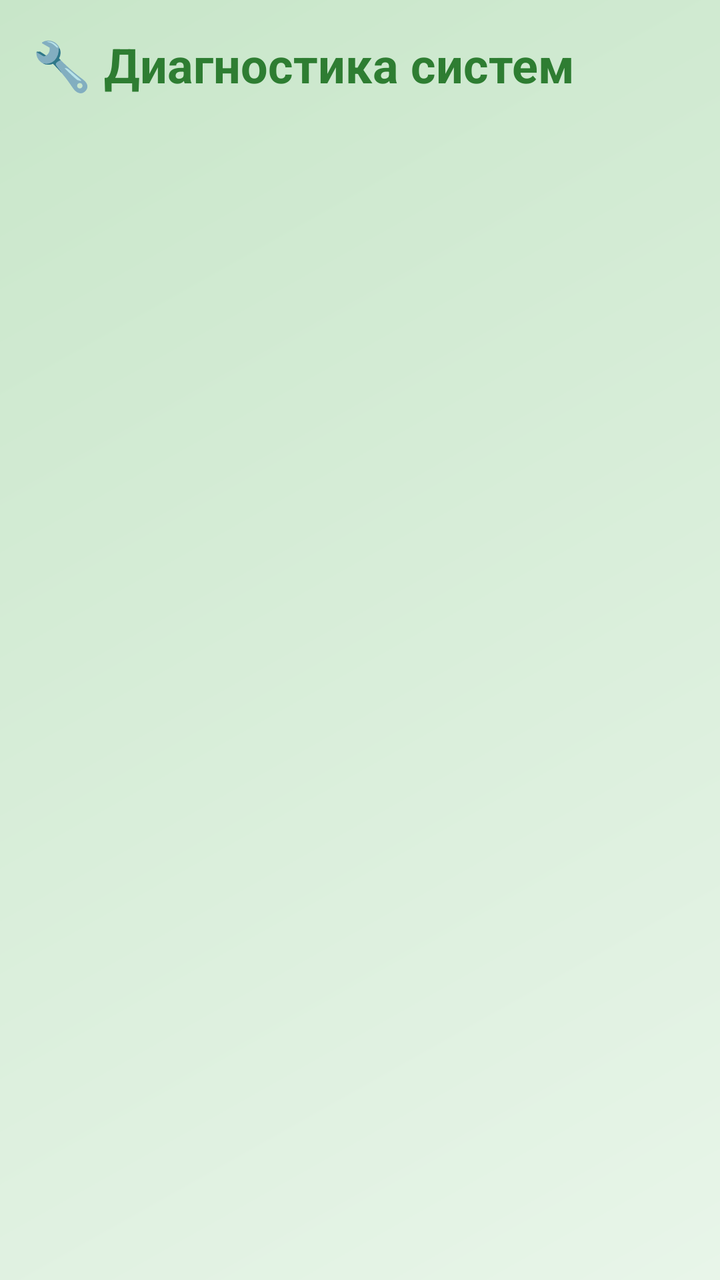
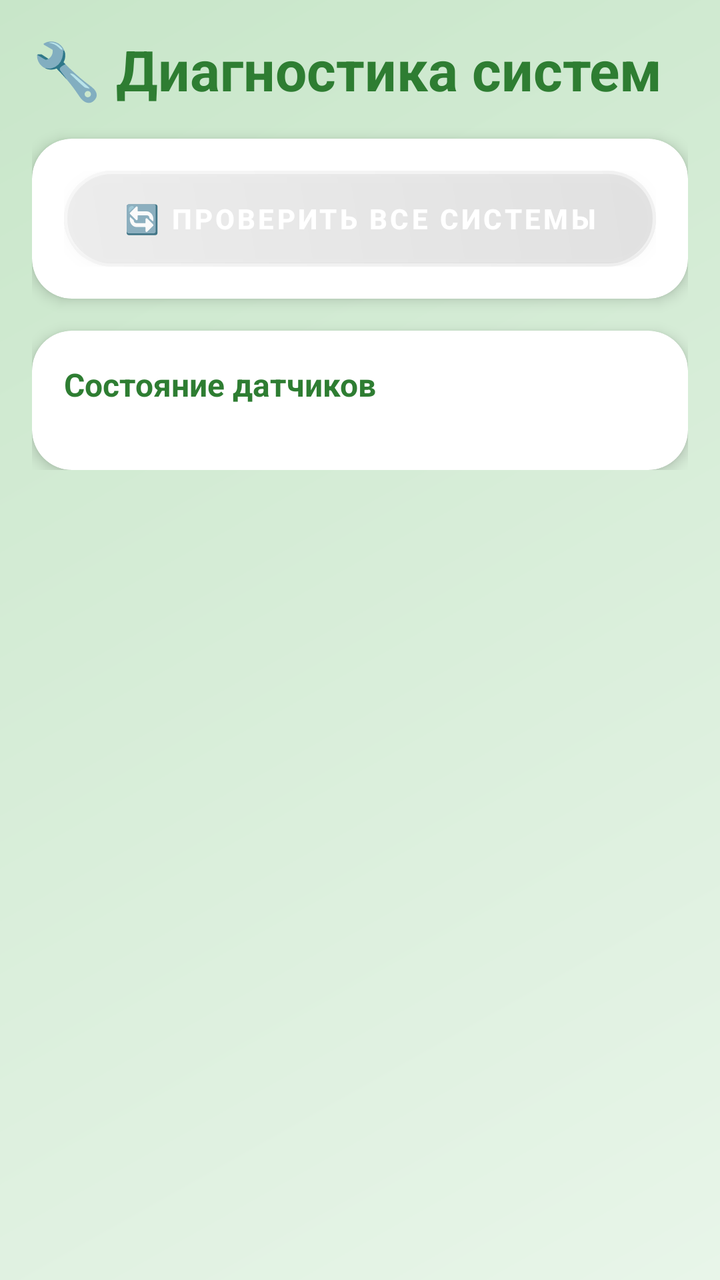

Two renders of the same Android screen: before a commit and after it. Below are the layout's source before the change and the commit's diff.
<!-- AndroidManifest.xml: application theme Theme.SmartCoop -->
<!-- res/layout/fragment_errors.xml -->
<?xml version="1.0" encoding="utf-8"?>
<ScrollView xmlns:android="http://schemas.android.com/apk/res/android"
    xmlns:app="http://schemas.android.com/apk/res-auto"
    android:layout_width="match_parent"
    android:layout_height="match_parent"
    android:background="@drawable/gradient_bg"
    android:padding="16dp">

    <LinearLayout
        android:layout_width="match_parent"
        android:layout_height="wrap_content"
        android:orientation="vertical">

        <TextView
            android:layout_width="wrap_content"
            android:layout_height="wrap_content"
            android:text="🔧 Диагностика систем"
            android:textSize="24sp"
            android:textStyle="bold"
            android:textColor="#2E7D32"
            android:layout_marginBottom="24dp" />

        <LinearLayout
            android:id="@+id/errorsContainer"
            android:layout_width="match_parent"
            android:layout_height="wrap_content"
            android:orientation="vertical" />

    </LinearLayout>
</ScrollView>
<!-- resources referenced by this layout -->
<resources>
  <!-- drawable gradient_bg (drawable) -->
  <?xml version="1.0" encoding="utf-8"?>
  <shape xmlns:android="http://schemas.android.com/apk/res/android">
      <gradient
          android:startColor="#E8F5E9"
          android:endColor="#C8E6C9"
          android:angle="135"/>
  </shape>
  <style name="Theme.SmartCoop" parent="Theme.MaterialComponents.DayNight.NoActionBar">
          <item name="colorPrimary">#4CAF50</item>
          <item name="colorPrimaryVariant">#2E7D32</item>
          <item name="colorOnPrimary">#FFFFFF</item>
          <item name="colorSecondary">#FF9800</item>
          <item name="colorSecondaryVariant">#F57C00</item>
          <item name="colorOnSecondary">#FFFFFF</item>
          <item name="android:windowBackground">@drawable/gradient_bg</item>
          <item name="android:statusBarColor">#2E7D32</item>
      </style>
</resources>

<!-- the commit's change to res/layout/fragment_errors.xml (unified diff, before → after) -->
@@ -15,16 +15,73 @@
             android:layout_width="wrap_content"
             android:layout_height="wrap_content"
             android:text="🔧 Диагностика систем"
-            android:textSize="24sp"
+            android:textSize="28sp"
             android:textStyle="bold"
             android:textColor="#2E7D32"
-            android:layout_marginBottom="24dp" />
+            android:layout_marginBottom="16dp" />
 
-        <LinearLayout
-            android:id="@+id/errorsContainer"
+        
+        <androidx.cardview.widget.CardView
             android:layout_width="match_parent"
             android:layout_height="wrap_content"
-            android:orientation="vertical" />
+            app:cardCornerRadius="20dp"
+            app:cardElevation="4dp"
+            android:layout_marginBottom="16dp"
+            android:background="#FFFFFF">
+
+            <LinearLayout
+                android:layout_width="match_parent"
+                android:layout_height="wrap_content"
+                android:orientation="vertical"
+                android:padding="16dp">
+
+                <Button
+                    android:id="@+id/checkAllBtn"
+                    android:layout_width="match_parent"
+                    android:layout_height="48dp"
+                    android:text="🔄 Проверить все системы"
+                    android:textSize="14sp"
+                    android:textStyle="bold"
+                    android:textColor="#FFFFFF"
+                    android:background="@drawable/btn_glass"
+                    android:stateListAnimator="@null"
+                    android:elevation="4dp"
+                    android:letterSpacing="0.1" />
+
+            </LinearLayout>
+        </androidx.cardview.widget.CardView>
+
+        
+        <androidx.cardview.widget.CardView
+            android:layout_width="match_parent"
+            android:layout_height="wrap_content"
+            app:cardCornerRadius="20dp"
+            app:cardElevation="4dp"
+            android:background="#FFFFFF">
+
+            <LinearLayout
+                android:layout_width="match_parent"
+                android:layout_height="wrap_content"
+                android:orientation="vertical"
+                android:padding="16dp">
+
+                <TextView
+                    android:layout_width="wrap_content"
+                    android:layout_height="wrap_content"
+                    android:text="Состояние датчиков"
+                    android:textSize="16sp"
+                    android:textStyle="bold"
+                    android:textColor="#2E7D32"
+                    android:layout_marginBottom="16dp" />
+
+                <LinearLayout
+                    android:id="@+id/errorsContainer"
+                    android:layout_width="match_parent"
+                    android:layout_height="wrap_content"
+                    android:orientation="vertical" />
+
+            </LinearLayout>
+        </androidx.cardview.widget.CardView>
 
     </LinearLayout>
 </ScrollView>
<!-- resource entries referenced after the edit -->
@@ -1,5 +1,45 @@
 <!-- resources referenced by this layout -->
 <resources>
+  <!-- drawable btn_glass (drawable) -->
+  <?xml version="1.0" encoding="utf-8"?>
+  <layer-list xmlns:android="http://schemas.android.com/apk/res/android">
+  
+      
+      <item>
+          <shape>
+              <solid android:color="#20000000"/>
+              <corners android:radius="40dp"/>
+          </shape>
+      </item>
+  
+      
+      <item android:bottom="2dp">
+          <shape>
+              <solid android:color="#33FFFFFF"/>
+              <corners android:radius="40dp"/>
+          </shape>
+      </item>
+  
+      
+      <item>
+          <shape>
+              <gradient
+                  android:startColor="#60FFFFFF"
+                  android:endColor="#00FFFFFF"
+                  android:angle="45"/>
+              <corners android:radius="40dp"/>
+          </shape>
+      </item>
+  
+      
+      <item>
+          <shape>
+              <stroke android:width="1.5dp" android:color="#80FFFFFF"/>
+              <corners android:radius="40dp"/>
+          </shape>
+      </item>
+  
+  </layer-list>
   <!-- drawable gradient_bg (drawable) -->
   <?xml version="1.0" encoding="utf-8"?>
   <shape xmlns:android="http://schemas.android.com/apk/res/android">
